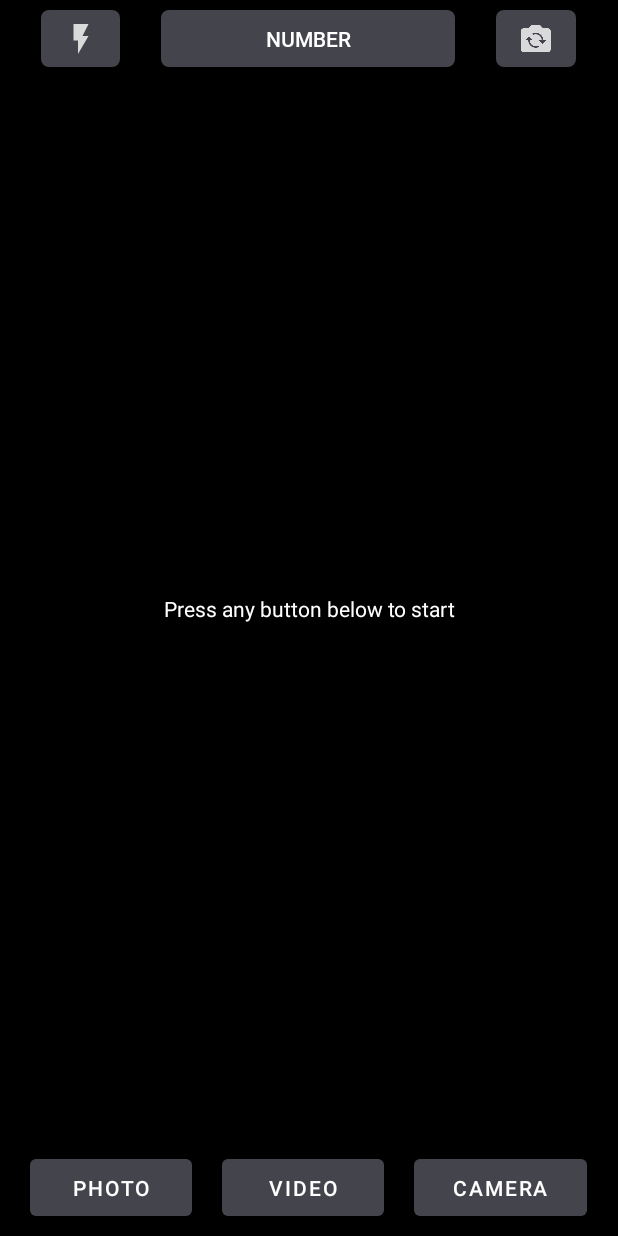
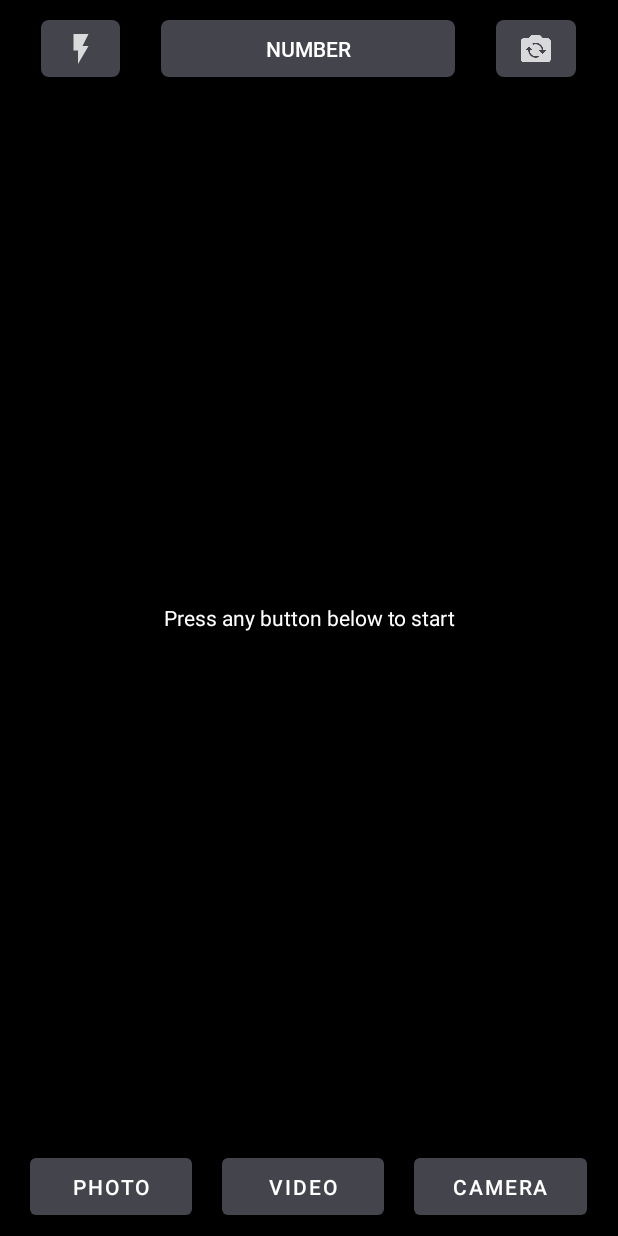
Before and after one commit to starzykbartlomiej/GestureAnalysis, an Android app: the MainActivity screen opened directly, with no data from a screen before it, on a phone screen of 412 x 824 dp. Run offline under Robolectric (Android 15) with nearby library versions, the phone set to English and light mode, and no system bars; libraries missing offline, so code that uses them is left out: com.google.mediapipe.formats, com.google.mediapipe.solutioncore, com.google.mediapipe.solutions.

Commit message:
fixed camera view streching bottom and top panels

```diff
--- a/app/src/main/java/com/example/gestureanalysis/MainActivity.java
+++ b/app/src/main/java/com/example/gestureanalysis/MainActivity.java
@@ -26,6 +26,7 @@ import android.os.Bundle;
 import android.provider.MediaStore;
 import android.util.Log;
 import android.view.View;
+import android.view.ViewGroup;
 import android.view.Window;
 import android.widget.Button;
 import android.widget.FrameLayout;
@@ -368,6 +369,7 @@ public class MainActivity extends AppCompatActivity {
                     CameraInput.CameraFacing.BACK,
                     glSurfaceView.getWidth(),
                     glSurfaceView.getHeight());
+
         } else {
             cameraInput.start(
                     this,
@@ -471,6 +473,7 @@ public class MainActivity extends AppCompatActivity {
         String cameraId = cameraManager.getCameraIdList()[0];
         cameraManager.setTorchMode(cameraId, true);
         Toast.makeText(MainActivity.this, "FlashLight ON", Toast.LENGTH_SHORT).show();
+
     }
 
     private void setupDigitResult()
@@ -479,8 +482,7 @@ public class MainActivity extends AppCompatActivity {
     }
 
     @SuppressLint("SetTextI18n")
-    private void updateDigitResult()
-    {
+    private void updateDigitResult() {
         textNumber.setText(Integer.toString(gestureCalculations._digit));
     }
 
--- a/app/src/main/res/layout/activity_main.xml
+++ b/app/src/main/res/layout/activity_main.xml
@@ -1,17 +1,18 @@
 <?xml version="1.0" encoding="utf-8"?>
 <LinearLayout
     xmlns:android="http://schemas.android.com/apk/res/android"
-    android:layout_width="match_parent"
-    android:layout_height="match_parent"
-    android:orientation="vertical">
+    android:layout_width="fill_parent"
+    android:layout_height="fill_parent"
+    android:orientation="vertical"
+    android:weightSum="100">
 
     <LinearLayout
         android:id="@+id/buttons_top"
-        android:layout_width="match_parent"
-        android:layout_height="wrap_content"
+        android:layout_width="fill_parent"
+        android:layout_height="0dp"
         style="@style/AppTheme" android:gravity="center"
         android:orientation="horizontal"
-        android:layout_weight="2"
+        android:layout_weight="8"
         android:background="@color/black">
 
         <Space
@@ -70,9 +71,9 @@
 
     <FrameLayout
         android:id="@+id/preview_display_layout"
-        android:layout_width="match_parent"
-        android:layout_height="wrap_content"
-        android:layout_weight="100">
+        android:layout_width="fill_parent"
+        android:layout_height="0dp"
+        android:layout_weight="84">
 
         <TextView
             android:id="@+id/no_view"
@@ -86,11 +87,11 @@
 
     <LinearLayout
         android:id="@+id/buttons"
-        android:layout_width="match_parent"
-        android:layout_height="wrap_content"
+        android:layout_width="fill_parent"
+        android:layout_height="0dp"
         style="@style/AppTheme" android:gravity="center"
         android:orientation="horizontal"
-        android:layout_weight="2"
+        android:layout_weight="8"
         android:background="@color/black">
 
         <Space
```
